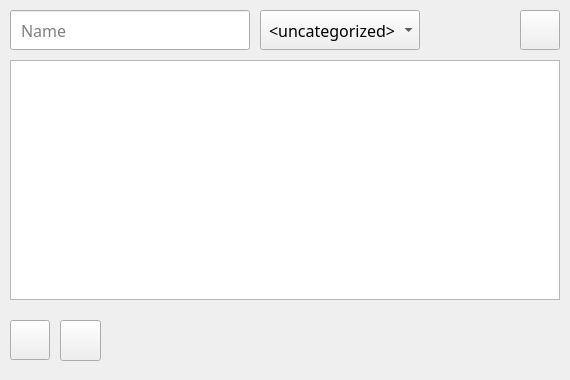
DelevoXDG/FlashcardMaster, file app/modules/ui/deck_widget.ui: the form before one commit.
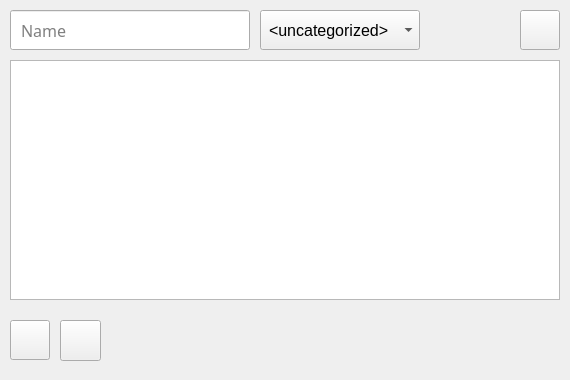
The form after the commit. Icons and pictures are not drawn.

Commit message: removed fonts

Patch:
```diff
--- a/app/modules/ui/deck_widget.ui
+++ b/app/modules/ui/deck_widget.ui
@@ -25,9 +25,6 @@
   <property name="windowTitle">
    <string>Deck Editor</string>
   </property>
-  <property name="styleSheet">
-   <string notr="true">font-family: Noto Sans SC;</string>
-  </property>
   <widget class="QPushButton" name="add_button">
    <property name="geometry">
     <rect>
```
The commit also changes 4 other files.
